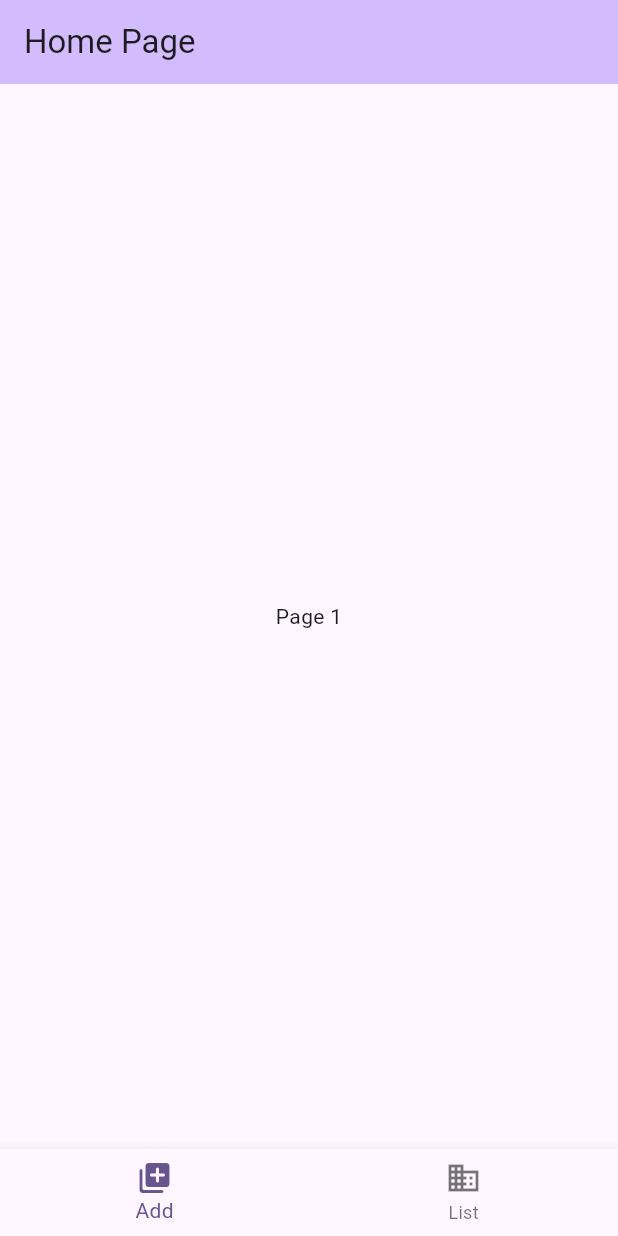
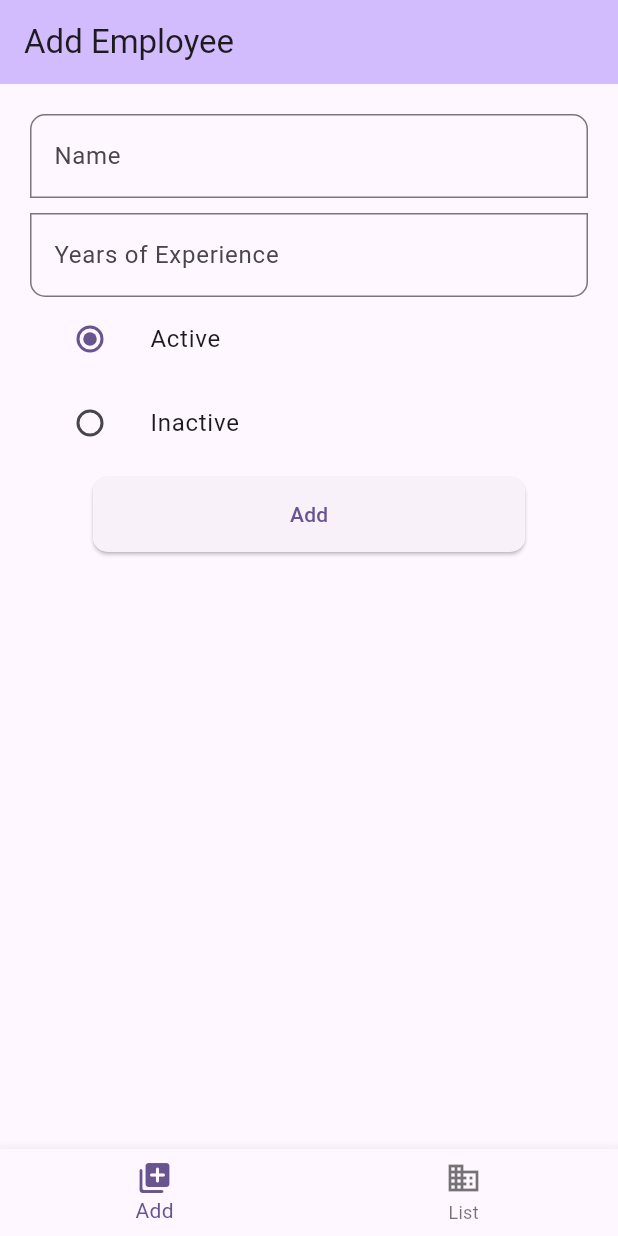
Before and after one commit to kshitijv256/employeeSort, a Flutter app: the screen it shows after launch, on a phone screen of 412 x 824 dp. Run offline on Flutter 3.47's test engine with Material 3 defaults, Android fonts, the light colour scheme and no system bars; our stand-ins replace flutter_dotenv; missing offline and left inert: mongo_dart.

Commit message:
added pages and add/fetch feature

```diff
--- a/lib/controllers/employee_controller.dart
+++ b/lib/controllers/employee_controller.dart
@@ -1,9 +1,21 @@
+import 'package:zyluapp/database.dart';
+import 'package:zyluapp/models/employee_model.dart';
+
 class EmployeeController {
-  void addEmployee() {
-    print('Employee added');
+  var collection = MongoDatabase.db?.collection('employee');
+  void addEmployee(String name, int yoe, bool active) {
+    collection!.insertOne({
+      'name': name,
+      'experience': yoe,
+      'active': active,
+    });
   }
 
-  void fetchAllEmployee() {
-    print('All Employee fetched');
+  Future<List<Employee>> fetchAllEmployee() async {
+    var myList = collection!.find().toList().then((value) {
+      var empList = value.map((e) => Employee.fromJson(e)).toList();
+      return empList;
+    });
+    return myList;
   }
 }
--- a/lib/database.dart
+++ b/lib/database.dart
@@ -2,13 +2,14 @@ import 'dart:developer';
 import 'package:mongo_dart/mongo_dart.dart';
 import 'package:flutter_dotenv/flutter_dotenv.dart';
 
-String mongoUri = dotenv.env['MONGO_URI'].toString();
+String mongoUri = dotenv.env['MONGO_URL'].toString();
 
 class MongoDatabase {
   static Db? db;
   static final DbCollection employee = db!.collection("employee");
 
   static Future<void> connect() async {
+    print(mongoUri);
     try {
       db = await Db.create(mongoUri);
       await db!.open();
--- a/lib/models/employee_model.dart
+++ b/lib/models/employee_model.dart
@@ -1,15 +1,23 @@
+import 'package:mongo_dart/mongo_dart.dart';
+
 class Employee {
-  int id;
+  ObjectId? id;
   String name;
-  String salary;
+  int experience;
+  bool active;
 
-  Employee({required this.id, required this.name, required this.salary});
+  Employee(
+      {this.id,
+      required this.name,
+      required this.experience,
+      required this.active});
 
   factory Employee.fromJson(Map<String, dynamic> json) {
     return Employee(
-      id: json['id'],
-      name: json['employee_name'],
-      salary: json['employee_salary'],
+      id: json['_id'],
+      name: json['name'],
+      experience: json['experience'],
+      active: json['active'],
     );
   }
 }
--- /dev/null
+++ b/lib/views/add_employee.dart
@@ -0,0 +1,110 @@
+import 'package:flutter/material.dart';
+import 'package:zyluapp/controllers/employee_controller.dart';
+
+class AddEmployee extends StatefulWidget {
+  const AddEmployee({super.key});
+
+  @override
+  State<AddEmployee> createState() => _AddEmployeeState();
+}
+
+class _AddEmployeeState extends State<AddEmployee> {
+  EmployeeController employeeController = EmployeeController();
+  TextEditingController nameController = TextEditingController();
+  TextEditingController experienceController = TextEditingController();
+  bool active = true;
+
+  void addEmployee() {
+    if (nameController.text.isEmpty || experienceController.text.isEmpty) {
+      const snackBar = SnackBar(
+        content: Text('Please fill all the fields'),
+      );
+      ScaffoldMessenger.of(context).showSnackBar(snackBar);
+      return;
+    }
+    employeeController.addEmployee(
+      nameController.text,
+      int.parse(experienceController.text),
+      active,
+    );
+    nameController.clear();
+    experienceController.clear();
+    const snackBar = SnackBar(
+      content: Text('Employee added successfully'),
+    );
+    ScaffoldMessenger.of(context).showSnackBar(snackBar);
+  }
+
+  @override
+  Widget build(BuildContext context) {
+    return Padding(
+      padding: const EdgeInsets.all(20.0),
+      child: Column(
+        children: [
+          TextField(
+            controller: nameController,
+            decoration: const InputDecoration(
+              labelText: 'Name',
+              border: OutlineInputBorder(
+                borderRadius: BorderRadius.only(
+                  topLeft: Radius.circular(10),
+                  topRight: Radius.circular(10),
+                ),
+              ),
+            ),
+          ),
+          const SizedBox(height: 10),
+          TextField(
+            controller: experienceController,
+            keyboardType: TextInputType.number,
+            decoration: const InputDecoration(
+                labelText: 'Years of Experience',
+                border: OutlineInputBorder(
+                  borderRadius: BorderRadius.only(
+                    bottomLeft: Radius.circular(10),
+                    bottomRight: Radius.circular(10),
+                  ),
+                )),
+          ),
+          ListTile(
+            title: const Text('Active'),
+            leading: Radio(
+                value: true,
+                groupValue: active,
+                onChanged: (value) {
+                  setState(() {
+                    active = value as bool;
+                  });
+                }),
+          ),
+          ListTile(
+            title: const Text('Inactive'),
+            leading: Radio(
+                value: false,
+                groupValue: active,
+                onChanged: (value) {
+                  setState(() {
+                    active = value as bool;
+                  });
+                }),
+          ),
+          Padding(
+            padding: const EdgeInsets.all(8.0),
+            child: ElevatedButton(
+              style: ElevatedButton.styleFrom(
+                shape: RoundedRectangleBorder(
+                  borderRadius: BorderRadius.circular(10),
+                ),
+                fixedSize: Size(MediaQuery.of(context).size.width * 0.7, 50),
+              ),
+              onPressed: () {
+                addEmployee();
+              },
+              child: const Text('Add'),
+            ),
+          ),
+        ],
+      ),
+    );
+  }
+}
--- a/lib/views/home_page.dart
+++ b/lib/views/home_page.dart
@@ -1,4 +1,6 @@
 import 'package:flutter/material.dart';
+import 'package:zyluapp/views/add_employee.dart';
+import 'package:zyluapp/views/employee_list.dart';
 
 class HomePage extends StatefulWidget {
   const HomePage({super.key});
@@ -10,15 +12,16 @@ class HomePage extends StatefulWidget {
 class _HomePageState extends State<HomePage> {
   int _selectedIndex = 0;
   List<Widget> pages = [
-    const Text('Page 1'),
-    const Text('Page 2'),
+    const AddEmployee(),
+    const EmployeeList(),
   ];
+  List<String> title = ['Add Employee', 'Employee List'];
   @override
   Widget build(BuildContext context) {
     return Scaffold(
       appBar: AppBar(
         backgroundColor: Theme.of(context).colorScheme.inversePrimary,
-        title: const Text('Home Page'),
+        title: Text(title.elementAt(_selectedIndex)),
       ),
       body: Center(child: pages.elementAt(_selectedIndex)),
       bottomNavigationBar: BottomNavigationBar(
```
Also changed, not shown: lib/views/employee_list.dart (added, +54 -0 lines).
